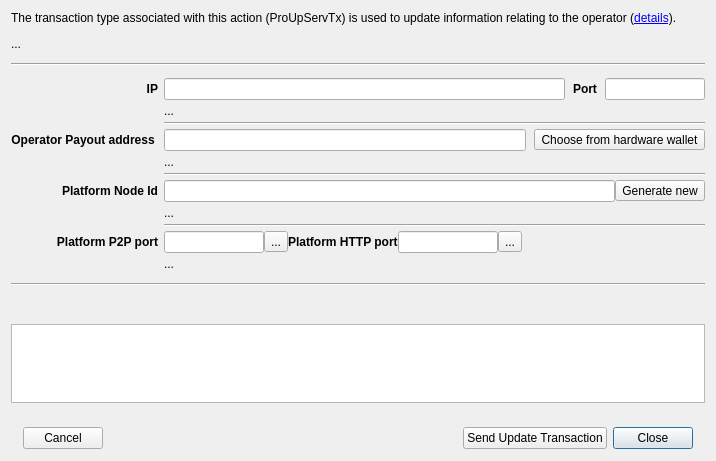
Qt form src/ui/ui_upd_mn_service_dlg.ui (Bertrand256/dash-masternode-tool) before a commit.
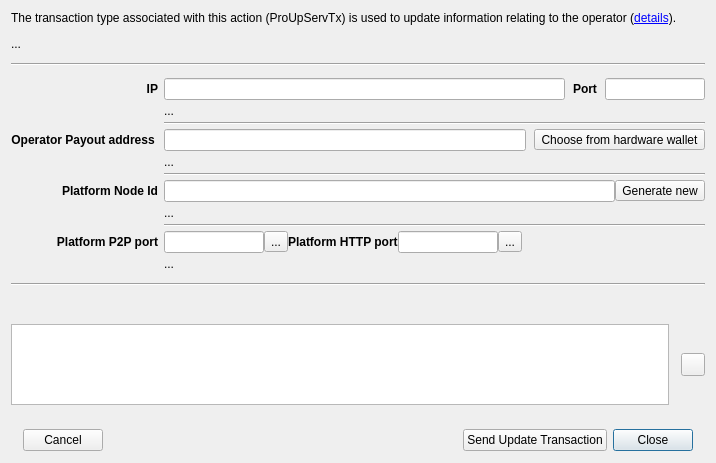
The same form after that commit.

Commit message: Protx-related dialogs: - removing newline characters when copying text from the helper text box for manual commands - added buttons to copy a manual command to the clipboard - enabling operation without a network connection to RPC servers

```diff
--- a/src/ui/ui_upd_mn_service_dlg.ui
+++ b/src/ui/ui_upd_mn_service_dlg.ui
@@ -7,7 +7,7 @@
     <x>0</x>
     <y>0</y>
     <width>716</width>
-    <height>461</height>
+    <height>463</height>
    </rect>
   </property>
   <property name="sizePolicy">
@@ -413,6 +413,8 @@
     </widget>
    </item>
    <item>
+    <layout class="QHBoxLayout" name="horizontalLayout_4">
+     <item>
     <widget class="QTextBrowser" name="edtManualCommands">
      <property name="openExternalLinks">
       <bool>true</bool>
@@ -423,6 +425,18 @@
     </widget>
    </item>
    <item>
+      <widget class="QToolButton" name="btnCopyCommandText">
+       <property name="toolTip">
+        <string>Copy the command text for manual execution</string>
+       </property>
+       <property name="text">
+        <string/>
+       </property>
+      </widget>
+     </item>
+    </layout>
+   </item>
+   <item>
     <widget class="QFrame" name="frame">
      <property name="frameShape">
       <enum>QFrame::NoFrame</enum>
```
Left out of the diff: 1 changed line with no effect on the pictures. Lines whose indentation alone changed are shown as unchanged. The commit also changes 11 other files.
